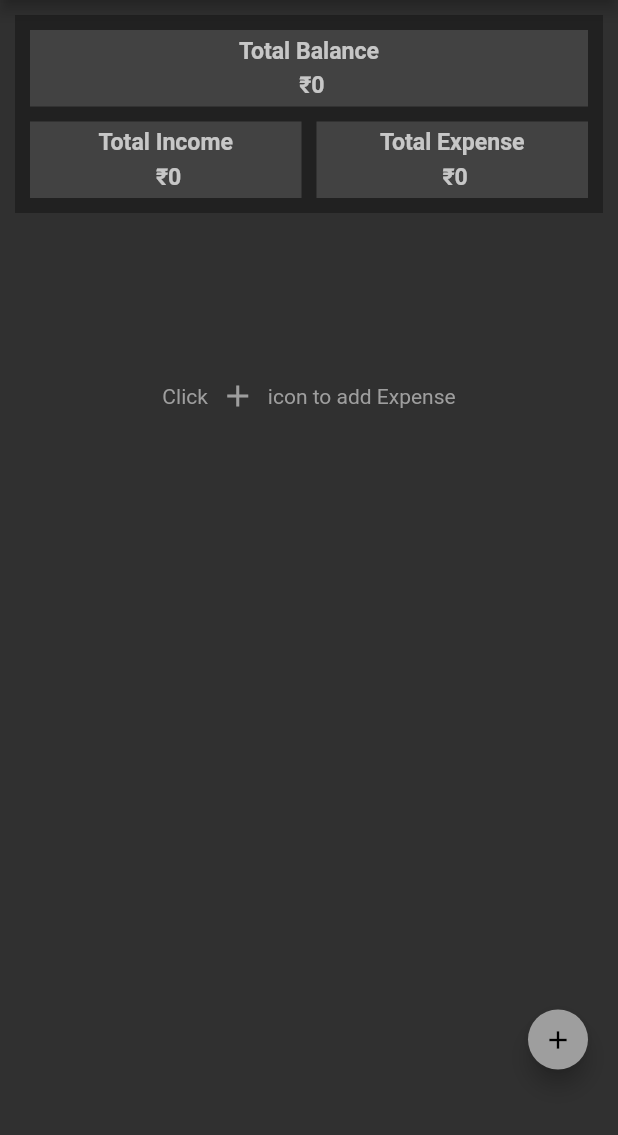
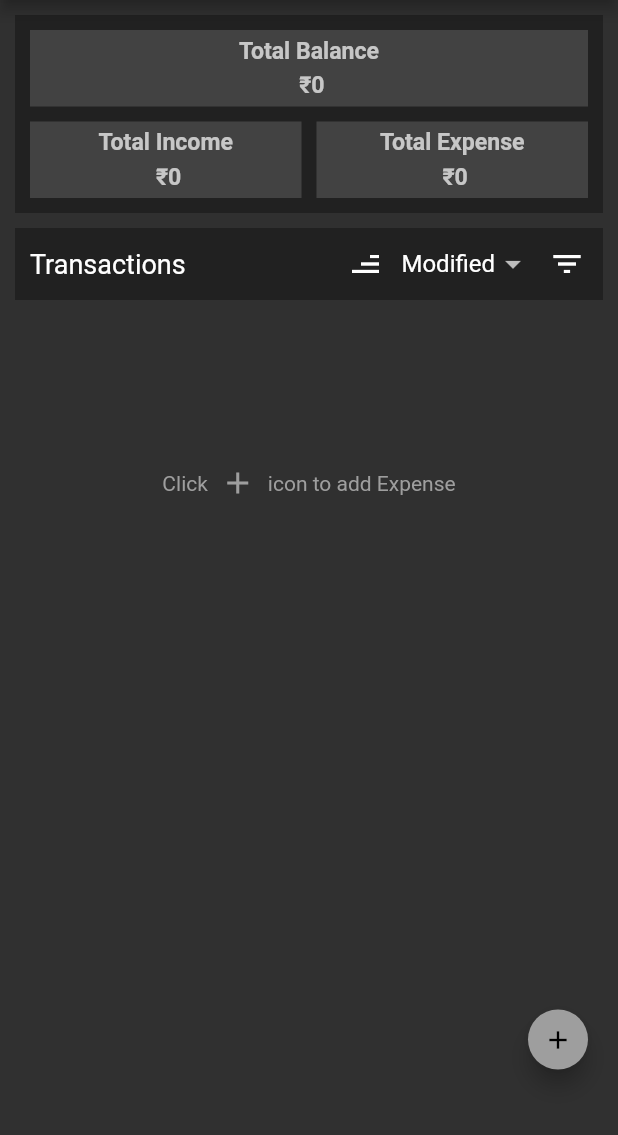
Before and after one commit to sunnydodti/expense-tracker, a Flutter app: the screen it shows after launch, on a phone screen of 412 x 824 dp, the part 84-1219 px from its top. Run offline on Flutter 3.47's test engine with Material 2 defaults, Android fonts, the phone set to English and light mode, and no system bars; our stand-ins replace faker, file_picker, logger, permission_handler, share, sqflite; accounts and stored records are empty.

Commit message:
add expense sorting

```diff
--- a/expense_tracker/lib/main.dart
+++ b/expense_tracker/lib/main.dart
@@ -1,3 +1,4 @@
+import 'package:expense_tracker/providers/sort_filter_provider.dart';
 import 'package:flutter/material.dart';
 import 'package:provider/provider.dart';
 
@@ -5,6 +6,8 @@ import 'providers/category_provider.dart';
 import 'providers/expense_provider.dart';
 import 'providers/tag_provider.dart';
 import 'ui/screens/home_screen.dart';
+
+final GlobalKey<NavigatorState> navigatorKey = GlobalKey<NavigatorState>();
 
 Future<void> main() async {
   WidgetsFlutterBinding.ensureInitialized();
@@ -21,8 +24,10 @@ class MyApp extends StatelessWidget {
         ChangeNotifierProvider(create: (context) => ExpenseProvider()),
         ChangeNotifierProvider(create: (context) => CategoryProvider()),
         ChangeNotifierProvider(create: (context) => TagProvider()),
+        ChangeNotifierProvider(create: (context) => SortFilterProvider()),
       ],
       child: MaterialApp(
+        key: navigatorKey,
         theme: ThemeData(colorScheme: const ColorScheme.dark()),
         home: const HomePage(),
       ),
--- /dev/null
+++ b/expense_tracker/lib/models/enums/sort_criteria.dart
@@ -0,0 +1 @@
+enum SortCriteria { modifiedDate, createdDate, expenseDate }
--- a/expense_tracker/lib/providers/expense_provider.dart
+++ b/expense_tracker/lib/providers/expense_provider.dart
@@ -2,13 +2,15 @@ import 'package:flutter/foundation.dart';
 import 'package:flutter/material.dart';
 import 'package:logger/logger.dart';
 
-import '../data/constants/db_constants.dart';
 import '../models/enums/transaction_type.dart';
 import '../models/expense.dart';
 import '../service/expense_service.dart';
+import '../service/sort_filter_service.dart';
 
 class ExpenseProvider extends ChangeNotifier {
   late final Future<ExpenseService> _expenseService;
+  late final SortFilterService sortFilterService = SortFilterService.create();
+
   static final Logger _logger =
       Logger(printer: SimplePrinter(), level: Level.info);
 
@@ -123,8 +125,7 @@ class ExpenseProvider extends ChangeNotifier {
     try {
       ExpenseService expenseService = await _expenseService;
       List<Expense> updatedExpenses = await _fetchExpenses();
-      _expenses = expenseService.sortAndFilter(updatedExpenses,
-          sortBy: DBConstants.expense.modifiedAt);
+      _expenses = sortFilterService.sortAndFilter(updatedExpenses);
 
       if (notify) notifyListeners();
     } catch (e, stackTrace) {
--- /dev/null
+++ b/expense_tracker/lib/providers/sort_filter_provider.dart
@@ -0,0 +1,31 @@
+import 'package:flutter/material.dart';
+
+import '../models/enums/sort_criteria.dart';
+
+class SortFilterProvider extends ChangeNotifier {
+  // ExpenseProvider expenseProvider =
+  //     navigatorKey.currentContext!.read<ExpenseProvider>();
+
+  SortCriteria _sortCriteria = SortCriteria.modifiedDate;
+
+  SortCriteria get sortCriteria => _sortCriteria;
+
+  setSortCriteria(SortCriteria value) {
+    _sortCriteria = value;
+    notifyListeners();
+  }
+
+  bool _isAscendingSort = false;
+
+  bool get isAscendingSort => _isAscendingSort;
+
+  setIsAscendingSort(bool value) {
+    _isAscendingSort = value;
+    notifyListeners();
+  }
+
+  toggleSort() {
+    _isAscendingSort = !_isAscendingSort;
+    notifyListeners();
+  }
+}
--- a/expense_tracker/lib/service/expense_service.dart
+++ b/expense_tracker/lib/service/expense_service.dart
@@ -150,31 +150,6 @@ class ExpenseService {
     return false;
   }
 
-  /// sorting and filtering
-  List<Expense> sortAndFilter<T>(List<Expense> data,
-      {String sortBy = "date", bool ascending = false}) {
-    // final filterFunction = (item) => item['price'] > 10; // Filter based on price
-
-    // final filteredData = data.where((item) => filterFunction(item)).toList();
-
-    final sortedByDate = data.toList();
-
-    if (sortBy == DBConstants.expense.date) {
-      sortedByDate.sort((a, b) {
-        final compareValue = a.date.compareTo(b.date);
-        return compareValue * (ascending ? 1 : -1);
-      });
-    }
-
-    if (sortBy == DBConstants.expense.modifiedAt) {
-      sortedByDate.sort((a, b) {
-        final compareValue = a.modifiedAt.compareTo(b.modifiedAt);
-        return compareValue * (ascending ? 1 : -1);
-      });
-    }
-    return sortedByDate;
-  }
-
   Future<bool> isDuplicateExpense(Expense expense) async {
     Expense? existingExpense = await getExpense(expense.id);
     if (existingExpense == null) return false;
--- /dev/null
+++ b/expense_tracker/lib/service/sort_filter_service.dart
@@ -0,0 +1,57 @@
+import 'package:expense_tracker/models/enums/sort_criteria.dart';
+import 'package:logger/logger.dart';
+import 'package:provider/provider.dart';
+
+import '../main.dart';
+import '../models/expense.dart';
+import '../providers/sort_filter_provider.dart';
+
+class SortFilterService {
+  SortFilterProvider sortFilterProvider =
+      navigatorKey.currentContext!.read<SortFilterProvider>();
+
+  static final Logger _logger =
+      Logger(printer: SimplePrinter(), level: Level.info);
+
+  SortFilterService._();
+
+  static SortFilterService create() {
+    return SortFilterService._();
+  }
+
+  /// sorting and filtering
+  List<Expense> sortAndFilter<T>(List<Expense> expenses) {
+    // final filterFunction = (item) => item['price'] > 10; // Filter based on price
+
+    // final filteredData = expenses.where((item) => filterFunction(item)).toList();
+
+    final sortedByDate = sortExpenses(expenses);
+    return sortedByDate;
+  }
+
+  List<Expense> sortExpenses(List<Expense> expenses) {
+    List<Expense> sortedExpenses = expenses;
+
+    switch (sortFilterProvider.sortCriteria) {
+      case SortCriteria.createdDate:
+        sortedExpenses.sort((a, b) {
+          final compareValue = a.createdAt.compareTo(b.createdAt);
+          return compareValue * (sortFilterProvider.isAscendingSort ? 1 : -1);
+        });
+        break;
+      case SortCriteria.modifiedDate:
+        sortedExpenses.sort((a, b) {
+          final compareValue = a.modifiedAt.compareTo(b.modifiedAt);
+          return compareValue * (sortFilterProvider.isAscendingSort ? 1 : -1);
+        });
+        break;
+      case SortCriteria.expenseDate:
+        sortedExpenses.sort((a, b) {
+          final compareValue = a.date.compareTo(b.date);
+          return compareValue * (sortFilterProvider.isAscendingSort ? 1 : -1);
+        });
+        break;
+    }
+    return sortedExpenses;
+  }
+}
--- a/expense_tracker/lib/ui/widgets/expense/expense_list_dynamic.dart
+++ b/expense_tracker/lib/ui/widgets/expense/expense_list_dynamic.dart
@@ -1,3 +1,4 @@
+import 'package:expense_tracker/ui/widgets/expense/transactions_tile.dart';
 import 'package:flutter/material.dart';
 import 'package:provider/provider.dart';
 
@@ -20,6 +21,7 @@ class ExpenseListDynamic extends StatelessWidget {
             crossAxisAlignment: CrossAxisAlignment.stretch,
             children: [
               ExpenseSummary(expenseProvider: expenseProvider),
+              const TransactionsTile(),
               expenseProvider.expenses.isEmpty
                   ? const EmptyListWidget(listName: 'Expense')
                   : Expanded(
--- a/expense_tracker/lib/ui/widgets/expense/expense_summary.dart
+++ b/expense_tracker/lib/ui/widgets/expense/expense_summary.dart
@@ -16,7 +16,7 @@ class ExpenseSummary extends StatelessWidget {
       decoration: BoxDecoration(
         color: Colors.grey.shade900,
       ),
-      margin: const EdgeInsets.symmetric(vertical: 10, horizontal: 10),
+      margin: const EdgeInsets.only(top: 10, left: 10, right: 10),
       child: Column(
         children: [
           _buildSummaryContainer(
--- /dev/null
+++ b/expense_tracker/lib/ui/widgets/expense/transactions_tile.dart
@@ -0,0 +1,118 @@
+import 'dart:math' as math;
+
+import 'package:expense_tracker/providers/expense_provider.dart';
+import 'package:flutter/material.dart';
+import 'package:provider/provider.dart';
+
+import '../../../models/enums/sort_criteria.dart';
+import '../../../providers/sort_filter_provider.dart';
+
+class TransactionsTile extends StatefulWidget {
+  const TransactionsTile({super.key});
+
+  @override
+  TransactionsTileState createState() => TransactionsTileState();
+}
+
+class TransactionsTileState extends State<TransactionsTile> {
+  _refreshExpenses() {
+    final expenseProvider =
+        Provider.of<ExpenseProvider>(context, listen: false);
+    expenseProvider.refreshExpenses();
+  }
+
+  @override
+  Widget build(BuildContext context) {
+    return Consumer<SortFilterProvider>(
+        builder: (context, sortFilterProvider, _) => Container(
+              decoration: BoxDecoration(
+                color: Colors.grey.shade900,
+              ),
+              margin: const EdgeInsets.symmetric(vertical: 10, horizontal: 10),
+              padding: const EdgeInsets.only(left: 10),
+              child: Row(
+                mainAxisAlignment: MainAxisAlignment.spaceBetween,
+                children: [
+                  getTransactionsText(),
+                  Row(
+                    children: [
+                      getSortButton(sortFilterProvider),
+                      getSortCriteriaDropdown(sortFilterProvider),
+                      getFilterButton(),
+                    ],
+                  ),
+                ],
+              ),
+            ));
+  }
+
+  Text getTransactionsText() {
+    return const Text(
+      'Transactions',
+      style: TextStyle(
+        fontWeight: FontWeight.w400,
+        fontSize: 18,
+      ),
+    );
+  }
+
+  IconButton getFilterButton() {
+    return IconButton(
+      icon: const Icon(Icons.filter_list),
+      onPressed: () {},
+      tooltip: "Filter",
+    );
+  }
+
+  IconButton getSortButton(SortFilterProvider sortFilterProvider) {
+    return IconButton(
+      icon: Transform(
+          alignment: Alignment.center,
+          transform: sortFilterProvider.isAscendingSort
+              ? Matrix4.rotationX(math.pi)
+              : Matrix4.rotationX(0),
+          child: Transform.rotate(
+            angle: math.pi,
+            child: const Icon(
+              Icons.sort_outlined,
+            ),
+          )),
+      onPressed: () {
+        sortFilterProvider.toggleSort();
+        _refreshExpenses();
+      },
+      tooltip: "Sort",
+    );
+  }
+
+  DropdownButton<SortCriteria> getSortCriteriaDropdown(
+      SortFilterProvider sortFilterProvider) {
+    return DropdownButton<SortCriteria>(
+      value: sortFilterProvider.sortCriteria,
+      onChanged: (criteria) {
+        sortFilterProvider.setSortCriteria(criteria!);
+        _refreshExpenses();
+      },
+      items: SortCriteria.values
+          .map<DropdownMenuItem<SortCriteria>>(
+            (criteria) => DropdownMenuItem<SortCriteria>(
+              value: criteria,
+              child: Text(_getSortCriteriaText(criteria)),
+            ),
+          )
+          .toList(),
+      underline: Container(),
+    );
+  }
+
+  String _getSortCriteriaText(SortCriteria criteria) {
+    switch (criteria) {
+      case SortCriteria.modifiedDate:
+        return 'Modified';
+      case SortCriteria.createdDate:
+        return 'Created';
+      case SortCriteria.expenseDate:
+        return 'Date';
+    }
+  }
+}
```
